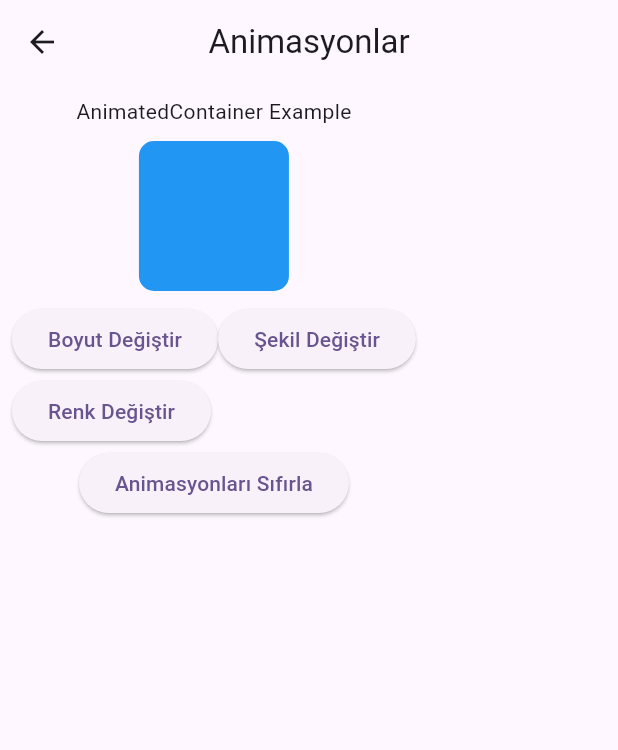
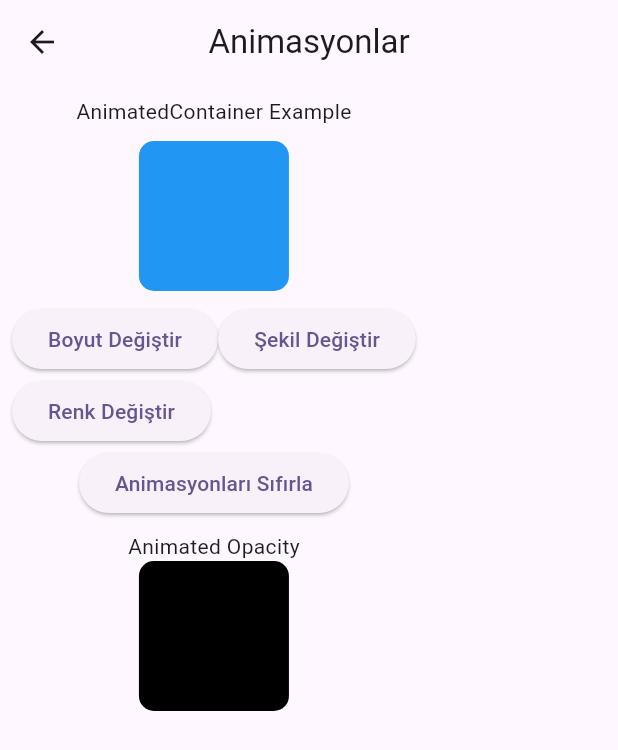
Before and after one commit to pamiracar/btkAcademy_flutter_getx_lessons, a Flutter app: the AnimationPage screen opened by its route, after a tap on "Animasyonları Sıfırla", on a phone screen of 412 x 824 dp. Shown: the top 750 px of the screen. Run offline on Flutter 3.47's test engine with Material 3 defaults, Android fonts, the phone set to English and light mode, and no system bars; our stand-ins replace get, lottie, shared_preferences; accounts and stored records are empty.

Commit message:
GetX Dersleri

```diff
--- a/lib/animations/animation_controller.dart
+++ b/lib/animations/animation_controller.dart
@@ -6,6 +6,7 @@ class AnimationControllerr extends GetxController {
   final containerHeight = 100.0.obs;
   final containerColor = Colors.blue.obs;
   final radius = 10.0.obs;
+  final containerOpacity = 1.0.obs;
 
   void boyutDegis(){
     containerWidth.value = containerWidth.value == 100.0 ? 200.0 : 100.0;
@@ -25,7 +26,12 @@ class AnimationControllerr extends GetxController {
     containerHeight.value = 100.0;
     radius.value = 10.0;
     containerColor.value = Colors.blue;
+    containerOpacity.value = 1.0;
 
   }
 
+  void changeOpacity(){
+    containerOpacity.value = containerOpacity.value == 1.0 ? 0.3 : 1.0;
+  }
+
 }
--- a/lib/animations/animation_page.dart
+++ b/lib/animations/animation_page.dart
@@ -8,7 +8,7 @@ class AnimationPage extends GetView<AnimationControllerr> {
   @override
   Widget build(BuildContext context) {
     return Scaffold(
-      appBar: AppBar(centerTitle: true,title: Text("Animasyonlar"),),
+      appBar: AppBar(centerTitle: true, title: Text("Animasyonlar"),),
       body: SingleChildScrollView(
         child: Padding(
           padding: const EdgeInsets.all(8.0),
@@ -17,14 +17,16 @@ class AnimationPage extends GetView<AnimationControllerr> {
               Text("AnimatedContainer Example"),
               SizedBox(height: 10,),
               Obx(
-                () => AnimatedContainer(
+                    () =>
+                    AnimatedContainer(
                       duration: Duration(seconds: 1),
                       curve: Curves.easeInOut,
                       width: controller.containerWidth.value,
                       height: controller.containerHeight.value,
                       decoration: BoxDecoration(
                         color: controller.containerColor.value,
-                    borderRadius: BorderRadius.circular(controller.radius.value),
+                        borderRadius: BorderRadius.circular(
+                            controller.radius.value),
                       ),
                     ),
               ),
@@ -52,7 +54,28 @@ class AnimationPage extends GetView<AnimationControllerr> {
               ElevatedButton(
                 onPressed: controller.animasyonlariSifirla,
                 child: const Text("Animasyonları Sıfırla"),
-              )
+              ),
+              SizedBox(height: 8,),
+              Text("Animated Opacity"),
+              Obx(() {
+                return GestureDetector(
+                  onTap: controller.changeOpacity,
+                  child: AnimatedOpacity(
+                    opacity: controller.containerOpacity.value,
+                    duration: Duration(seconds: 2),
+                    child: AnimatedContainer(
+                      duration: Duration(seconds: 1),
+                      width: 100,
+                      height: 100,
+                      decoration: BoxDecoration(
+                        color: Colors.black,
+                        borderRadius: BorderRadius.circular(controller.radius.value),
+                      ),
+                    ),
+                  ),
+                );
+              }),
+
             ],
           ),
         ),
```
Lines whose indentation alone changed are shown as unchanged.
